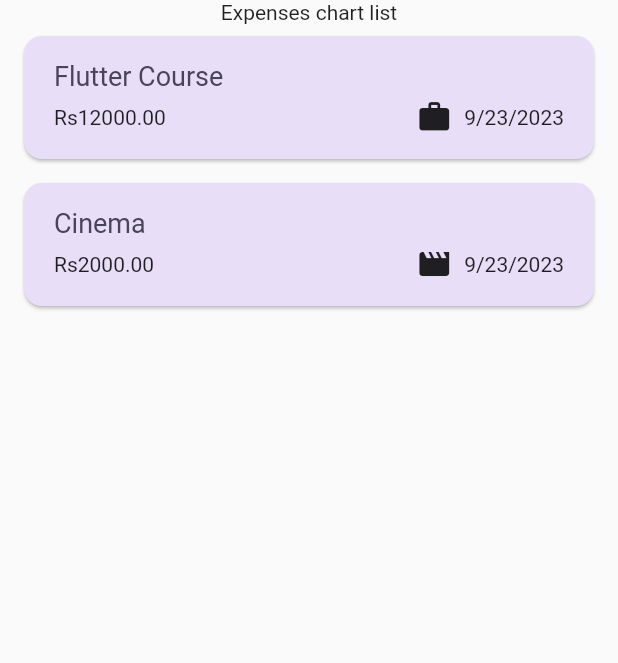
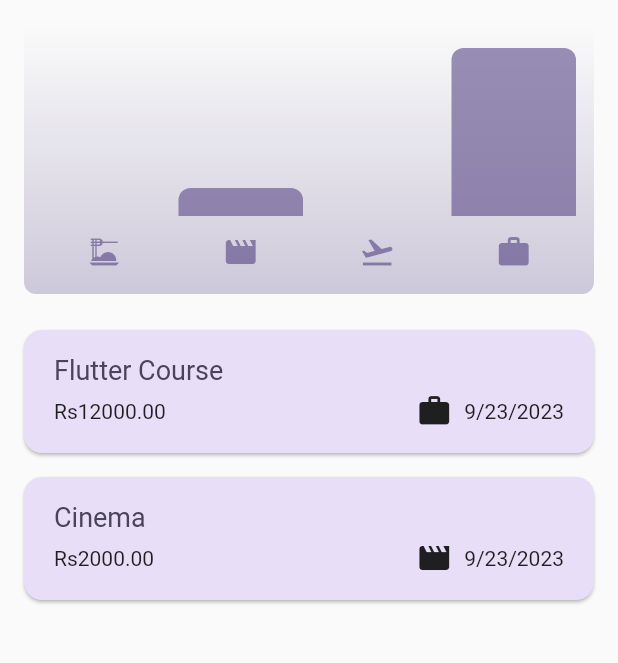
Before and after one commit to punkushal/ExpenseTrackerApp, a Flutter app: the screen it shows after launch, on a phone screen of 412 x 824 dp, the part 84-747 px from its top. Run offline on Flutter 3.47's test engine with Material 2 defaults, Android fonts, the phone set to English and light mode, and no system bars.

Commit message:
Updating The UI Based On Available Space

```diff
--- a/lib/widget/expenses.dart
+++ b/lib/widget/expenses.dart
@@ -1,4 +1,5 @@
 //This file is used to display and handle user interface
+import 'package:expense_tracker_app/widget/chart/chart.dart';
 import 'package:expense_tracker_app/widget/expense_list/expense_list.dart';
 import 'package:expense_tracker_app/model/expense.dart';
 import 'package:expense_tracker_app/widget/new_expense.dart';
@@ -63,6 +64,9 @@ class _ExpensesState extends State<Expenses> {
 
   @override
   Widget build(BuildContext context) {
+    //This width is used to display our app in both potrait as well as landscape mode
+    //So that availabe space is maintained properly and display correctly
+    final width = MediaQuery.of(context).size.width;
     Widget mainContent = const Center(
       child: Text('No expenses found. Start adding some!'),
     );
@@ -82,9 +86,24 @@ class _ExpensesState extends State<Expenses> {
           ),
         ],
       ),
-      body: Column(
+      body: width < 600 //if width less than 600 column() works otherwise Row()
+          ? Column(
               children: [
-          const Text('Expenses chart list'),
+                Chart(expenses: _registeredExpenses),
+                Expanded(
+                  child: mainContent,
+                ),
+              ],
+            )
+          : Row(
+              children: [
+                //Here we use Expanded to Chart() bcuz without of it cannot display
+                //on the screen because inside of Chart we set Container() width as
+                //double.infinity so it takes as more width as possible
+                //Row() by default has this property so that's why we use Expanded Widget
+                Expanded(
+                  child: Chart(expenses: _registeredExpenses),
+                ),
                 Expanded(
                   child: mainContent,
                 ),
```
Lines whose indentation alone changed are shown as unchanged.
